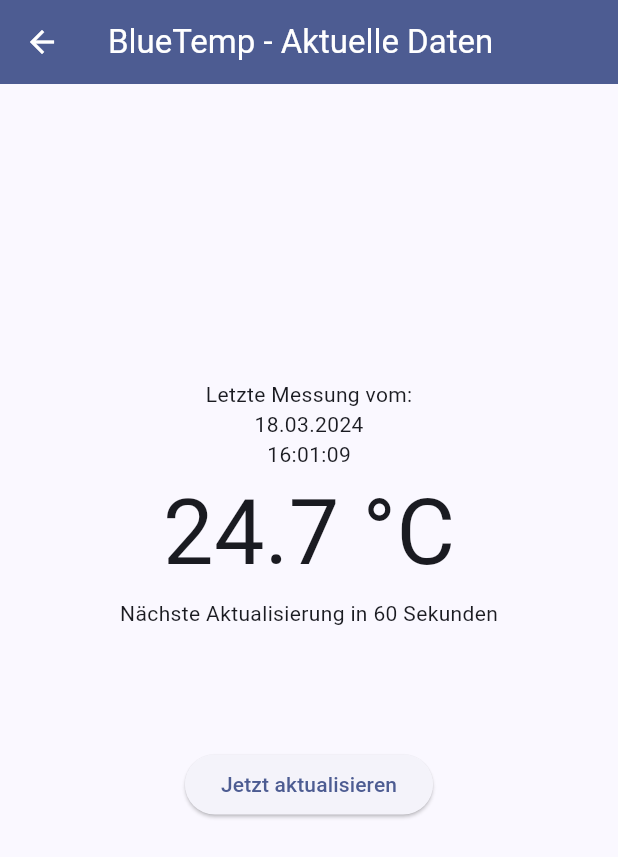
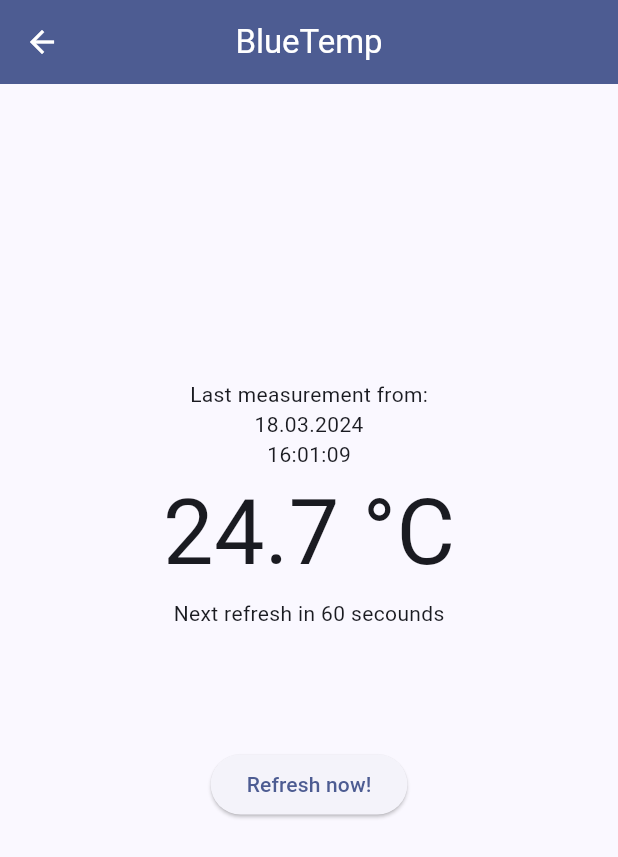
Before and after one commit to BogyMitutoyoCTL/BOGY-App-2024-03, a Flutter app: the current_data screen opened directly, on a phone screen of 412 x 824 dp. Shown: the top 857 px of the screen. Run offline on Flutter 3.47's test engine with Material 3 defaults, Android fonts, the phone set to English and light mode, and no system bars; drawn by our look-alikes of timer_count_down; generated files the repository leaves out were written again.

Commit message:
Translated current_data.dart

```diff
--- a/bluetemp/lib/current_data.dart
+++ b/bluetemp/lib/current_data.dart
@@ -1,6 +1,7 @@
 import 'package:flutter/material.dart';
 import 'package:timer_count_down/timer_controller.dart';
 import 'package:timer_count_down/timer_count_down.dart';
+import 'package:flutter_gen/gen_l10n/app_localizations.dart';
 
 class current_data extends StatefulWidget {
   const current_data({super.key});
@@ -15,22 +16,25 @@
   @override
   Widget build(BuildContext context) {
     return Scaffold(
-      appBar: AppBar(title: Text("BlueTemp - Aktuelle Daten")),
+      appBar: AppBar(
+        title: Text(AppLocalizations.of(context).appname),
+        centerTitle: true,
+      ),
       body: Column(
         mainAxisAlignment: MainAxisAlignment.center,
         children: [
-          Text("Letzte Messung vom:"),
-          Text("18.03.2024"),
-          Text("16:01:09"),
+          Text(AppLocalizations.of(context).current_data_last_measurement),
+          Text("18.03.2024"), //TODO: Add date of last measurement
+          Text("16:01:09"), //TODO: Add time of last measurement
           Text(
-            "24.7 °C",
+            "24.7 °C", //TODO: Add value of last measurement
             style: TextStyle(fontSize: 60),
           ),
           Countdown(
             controller: _controller,
             seconds: 60,
             build: (BuildContext context, double time) =>
-                Text("Nächste Aktualisierung in ${time.toInt()} Sekunden"),
+                Text("Next refresh in ${time.toInt()} secounds"),
             interval: Duration(milliseconds: 1000),
             onFinished: timer_end,
           ),
@@ -38,7 +42,8 @@
               child: Padding(
             padding: const EdgeInsets.all(80.0),
             child: ElevatedButton(
-                onPressed: refresh, child: Text("Jetzt aktualisieren")),
+                onPressed: refresh,
+                child: Text(AppLocalizations.of(context).refresh)),
           ))
         ],
       ),
--- a/bluetemp/lib/l10n/app_de.arb
+++ b/bluetemp/lib/l10n/app_de.arb
@@ -1,4 +1,6 @@
 {
   "appname": "BlauTemp",
-  "apptitle": "BlauTemp - die Bluetooth Temperatur Überwachungs-App"
+  "apptitle": "BlauTemp - die Bluetooth Temperatur Überwachungs-App",
+  "refresh": "Jetzt aktualisieren!",
+  "current_data_last_measurement": "Die letzte messung vom:"
 }
--- a/bluetemp/lib/l10n/app_en.arb
+++ b/bluetemp/lib/l10n/app_en.arb
@@ -6,5 +6,13 @@
   "apptitle": "BlueTemp - the Bluetooth temperature monitoring app",
   "@apptitle": {
     "description": "Long name of the application including slogan."
-  }
+  },
+  "current_data_last_measurement": "Last measurement from:",
+  "@current_data_last_measurement": {
+   "description": "The text in Current Data."
+  },
+  "refresh": "Refresh now!",
+    "@current_data_last_measurement": {
+     "description": "The Refresh Button in Current Datas.."
+    }
 }
```
